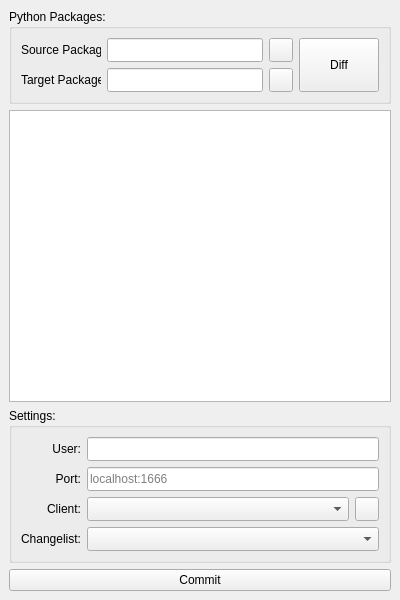
This is qp4ckagemerger.ui in bhsingleton/p4ckagemerger as Qt 5 draws it before an edit. The edited form follows.
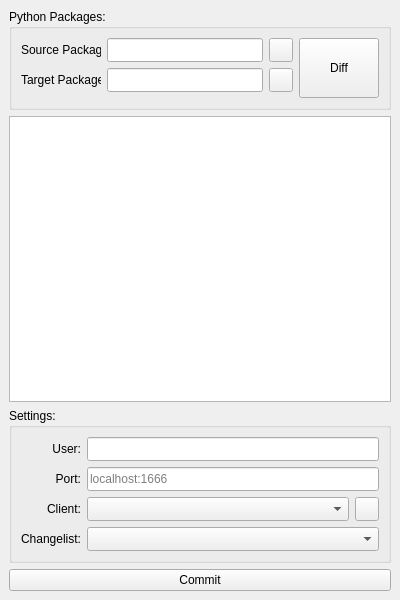
This is the edited form. Icons and pictures are not drawn.

Commit message: Propagating changes made to `QUicMixin` interface.

What changed in the file:
```diff
--- a/qp4ckagemerger.ui
+++ b/qp4ckagemerger.ui
@@ -175,7 +175,7 @@
          </item>
         </layout>
        </item>
-       <item row="0" column="1" rowspan="2">
+       <item row="0" column="1" rowspan="3">
         <widget class="QPushButton" name="diffPushButton">
          <property name="sizePolicy">
           <sizepolicy hsizetype="Minimum" vsizetype="Expanding">
```
Left out of the diff: 100 changed lines with no effect on the pictures. Lines whose indentation alone changed are shown as unchanged. The commit also changes 1 other file.
